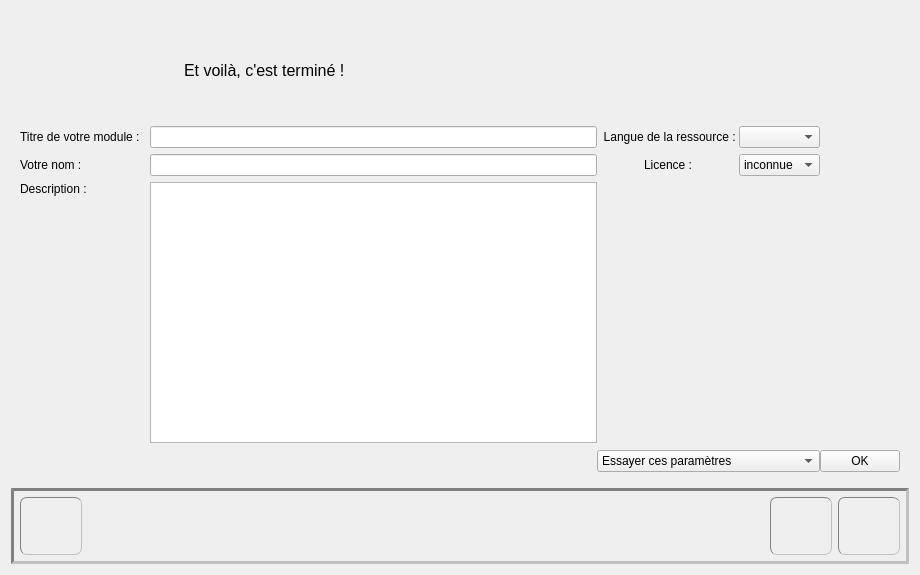
Txikilinux/leterrier-mulot, file editeur.ui: the form before one commit.
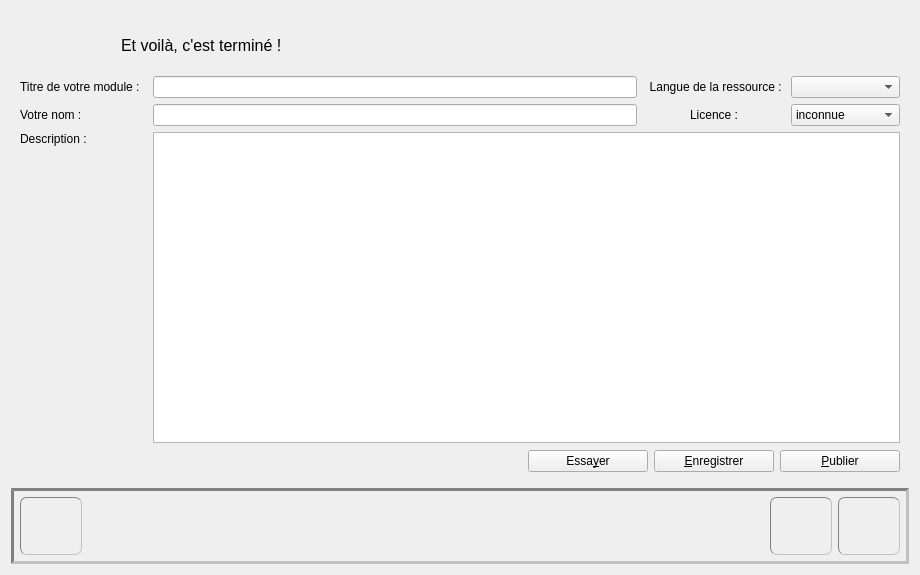
The form after the commit. The open tabs and pages were chosen to show the change. Icons and pictures are not drawn. Custom widgets are drawn as their Qt base class.

Commit message: Transformation de la comboBox 3 choix + bouton OK en 3 boutons séparés (Essayer, Enregistrer, Publier)

The edit to the form file:
```diff
--- a/editeur.ui
+++ b/editeur.ui
@@ -1132,9 +1132,6 @@
      </widget>
      <widget class="QWidget" name="pageFin">
       <layout class="QGridLayout" name="gridLayout_14">
-       <property name="horizontalSpacing">
-        <number>0</number>
-       </property>
        <item row="0" column="0">
         <widget class="QLabel" name="lblEtVoilaCTermine">
          <property name="minimumSize">
@@ -1166,7 +1163,7 @@
          </property>
         </widget>
        </item>
-       <item row="0" column="1" colspan="7">
+       <item row="0" column="1" colspan="5">
         <widget class="QLabel" name="label">
          <property name="font">
           <font>
@@ -1187,7 +1184,7 @@
          </property>
         </widget>
        </item>
-       <item row="1" column="0">
+       <item row="1" column="0" colspan="2">
         <widget class="QLabel" name="lblTitreModule">
          <property name="text">
           <string>Titre de votre module :  </string>
@@ -1197,24 +1194,24 @@
          </property>
         </widget>
        </item>
-       <item row="1" column="1" colspan="3">
+       <item row="1" column="2" colspan="2">
         <widget class="QLineEdit" name="leTitre">
          <property name="flagModification" stdset="0">
           <bool>true</bool>
          </property>
         </widget>
        </item>
-       <item row="1" column="5">
+       <item row="1" column="4">
         <widget class="QLabel" name="lblLangueRessource">
          <property name="text">
           <string>  Langue de la ressource : </string>
          </property>
         </widget>
        </item>
-       <item row="1" column="6">
+       <item row="1" column="5">
         <widget class="QComboBox" name="cbLangueRessource"/>
        </item>
-       <item row="2" column="0">
+       <item row="2" column="0" colspan="2">
         <widget class="QLabel" name="lblNom">
          <property name="text">
           <string>Votre nom :</string>
@@ -1224,7 +1221,7 @@
          </property>
         </widget>
        </item>
-       <item row="2" column="1" colspan="3">
+       <item row="2" column="2" colspan="2">
         <widget class="QLineEdit" name="leAuteur">
          <property name="text">
           <string/>
@@ -1234,7 +1231,7 @@
          </property>
         </widget>
        </item>
-       <item row="2" column="5">
+       <item row="2" column="4">
         <widget class="QLabel" name="lblLicence">
          <property name="text">
           <string>Licence :</string>
@@ -1247,7 +1244,7 @@
          </property>
         </widget>
        </item>
-       <item row="2" column="6">
+       <item row="2" column="5">
         <widget class="QComboBox" name="cbLicence">
          <property name="flagModification" stdset="0">
           <bool>true</bool>
@@ -1284,7 +1281,7 @@
          </item>
         </widget>
        </item>
-       <item row="3" column="0">
+       <item row="3" column="0" colspan="2">
         <widget class="QLabel" name="label_3">
          <property name="text">
           <string>Description :</string>
@@ -1297,14 +1294,14 @@
          </property>
         </widget>
        </item>
-       <item row="3" column="1" rowspan="2" colspan="3">
+       <item row="3" column="2" colspan="4">
         <widget class="QPlainTextEdit" name="teDescription">
          <property name="flagModification" stdset="0">
           <bool>true</bool>
          </property>
         </widget>
        </item>
-       <item row="5" column="0" colspan="2">
+       <item row="4" column="2">
         <spacer name="horizontalSpacer_11">
          <property name="orientation">
           <enum>Qt::Horizontal</enum>
@@ -1317,75 +1314,60 @@
          </property>
         </spacer>
        </item>
-       <item row="5" column="7">
-        <widget class="QPushButton" name="btnEnregistrementOK">
-         <property name="sizePolicy">
-          <sizepolicy hsizetype="Preferred" vsizetype="Fixed">
-           <horstretch>0</horstretch>
-           <verstretch>0</verstretch>
-          </sizepolicy>
-         </property>
-         <property name="maximumSize">
-          <size>
-           <width>1677215</width>
-           <height>16777215</height>
-          </size>
-         </property>
-         <property name="text">
-          <string>OK</string>
-         </property>
-         <property name="iconSize">
-          <size>
-           <width>32</width>
-           <height>32</height>
-          </size>
-         </property>
-        </widget>
-       </item>
-       <item row="5" column="3" colspan="4">
-        <widget class="QComboBox" name="cbChoixEnregistrement">
+       <item row="4" column="3" colspan="3">
+        <layout class="QHBoxLayout" name="horizontalLayout_7">
          <item>
-          <property name="text">
-           <string>Essayer ces paramètres</string>
-          </property>
+          <widget class="QPushButton" name="btnEssayer">
+           <property name="minimumSize">
+            <size>
+             <width>120</width>
+             <height>0</height>
+            </size>
+           </property>
+           <property name="text">
+            <string>Essa&amp;yer</string>
+           </property>
+           <property name="icon">
+            <iconset resource="ressources.qrc">
+             <normaloff>:/bouton/essai</normaloff>:/bouton/essai</iconset>
+           </property>
+          </widget>
          </item>
          <item>
-          <property name="text">
-           <string>Enregistrer le fichier</string>
-          </property>
+          <widget class="QPushButton" name="btnEnregistrer">
+           <property name="minimumSize">
+            <size>
+             <width>120</width>
+             <height>0</height>
+            </size>
+           </property>
+           <property name="text">
+            <string>&amp;Enregistrer</string>
+           </property>
+           <property name="icon">
+            <iconset resource="ressources.qrc">
+             <normaloff>:/bouton/disque</normaloff>:/bouton/disque</iconset>
+           </property>
+          </widget>
          </item>
          <item>
-          <property name="text">
-           <string>Publier sur abuledu-mediathèque</string>
-          </property>
+          <widget class="QPushButton" name="btnPublier">
+           <property name="minimumSize">
+            <size>
+             <width>120</width>
+             <height>0</height>
+            </size>
+           </property>
+           <property name="text">
+            <string>&amp;Publier</string>
+           </property>
+           <property name="icon">
+            <iconset resource="ressources.qrc">
+             <normaloff>:/bouton/cloud-up</normaloff>:/bouton/cloud-up</iconset>
+           </property>
+          </widget>
          </item>
-        </widget>
-       </item>
-       <item row="4" column="4" colspan="4">
-        <spacer name="horizontalSpacer_14">
-         <property name="orientation">
-          <enum>Qt::Horizontal</enum>
-         </property>
-         <property name="sizeHint" stdset="0">
-          <size>
-           <width>250</width>
-           <height>20</height>
-          </size>
-         </property>
-        </spacer>
-       </item>
-       <item row="5" column="2">
-        <spacer name="horizontalSpacer_12">
-         <property name="orientation">
-          <enum>Qt::Horizontal</enum>
-         </property>
-         <property name="sizeHint" stdset="0">
-          <size>
-           <width>40</width>
-           <height>20</height>
-          </size>
-         </property>
-        </spacer>
+        </layout>
        </item>
       </layout>
      </widget>
```
Left out of the diff: 2 changed lines with no effect on the pictures. The commit also changes 3 other files.
